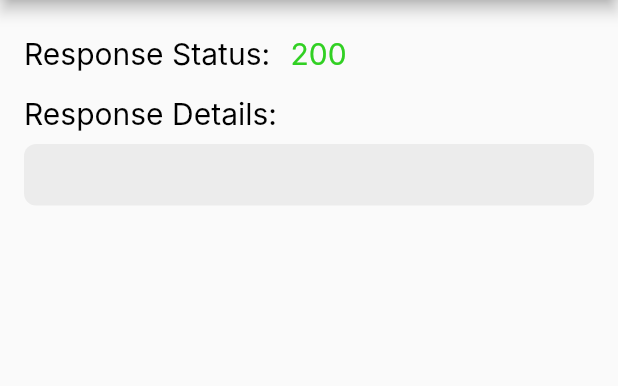
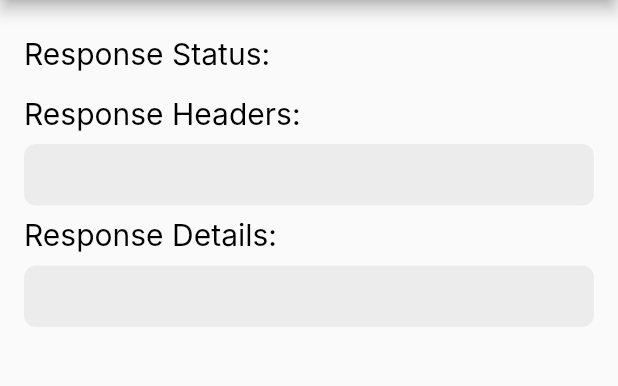
Before and after one commit to Tejas20002/flutter-reset-api-client, a Flutter app: the Ressponse screen opened directly with empty values, on a phone screen of 412 x 824 dp, the part 84-470 px from its top. Run offline on Flutter 3.47's test engine with Material 2 defaults, Android fonts, the light colour scheme and no system bars; Roboto replaces fonts that are missing (Inter).

Commit message:
[*] Header display in response screen

```diff
--- a/lib/src/api/api_client.dart
+++ b/lib/src/api/api_client.dart
@@ -1,10 +1,12 @@
 import 'dart:convert';
 import 'package:http/http.dart' as http;
+import 'package:pope/src/model/responseModel.dart';
 
 class APIClient {
-  static Future<dynamic> get(String endpoint) async {
+  static Future<ResponseData> get(String endpoint) async {
     final url = '$endpoint';
     String jsonData = '';
+    String jsonDataHeader = '';
     try {
       // Make the API request.
       final response = await http.get(Uri.parse(url));
@@ -14,15 +16,18 @@ class APIClient {
         final parsedJson = json.decode(response.body);
         final jsonString = JsonEncoder.withIndent('  ').convert(parsedJson);
         jsonData = jsonString;
-        return jsonData;
+        final parsedJsonHeader = response.headers;
+        final jsonStringHeader = JsonEncoder.withIndent('  ').convert(parsedJsonHeader);
+        jsonDataHeader = jsonStringHeader;
+        return ResponseData(response.statusCode, jsonData, jsonDataHeader);
       } else {
         jsonData = 'Failed to fetch data. Status code: ${response.statusCode}';
-        return jsonData;
+        return ResponseData(response.statusCode, jsonData, jsonDataHeader);
       }
     } catch (e) {
       // If an error occurs during the API call, show an error message.
       jsonData = 'Error: $e';
-      return jsonData;
+      return ResponseData(404, jsonData, "");
     }
   }
 
--- a/lib/src/model/responseModel.dart
+++ b/lib/src/model/responseModel.dart
@@ -1,6 +1,7 @@
 class ResponseData {
   String body;
-  // final String code;
+  int code;
+  String header;
 
-  ResponseData(this.body);
+  ResponseData(this.code, this.body, this.header);
 }
--- a/lib/src/ui/response/respose.dart
+++ b/lib/src/ui/response/respose.dart
@@ -1,23 +1,22 @@
 import 'dart:convert';
 
 import 'package:flutter/material.dart';
-import 'package:pope/src/model/responseModel.dart';
 
 class Ressponse extends StatefulWidget {
-  String? data;
+  var data;
   Ressponse({required this.data});
   @override
   State<Ressponse> createState() => _RessponseState();
 }
 
 class _RessponseState extends State<Ressponse> {
-  String yourJson = '{}';
-  dynamic prettyString;
+  // String yourJson = '{}';
+  // String? prettyString;
   @override
   void initState() {
     super.initState();
-    final object = json.decode(yourJson);
-    prettyString = JsonEncoder.withIndent('  ').convert(object);
+    // final object = json.decode(yourJson);
+    // prettyString = JsonEncoder.withIndent('  ').convert(object);
   }
   @override
   Widget build(BuildContext context) {
@@ -32,9 +31,9 @@ class _RessponseState extends State<Ressponse> {
           child: Column(
             crossAxisAlignment: CrossAxisAlignment.start,
             children: [
-              const Row(
+               Row(
                 children: [
-                  Padding(
+                  const Padding(
                     padding: EdgeInsets.fromLTRB(0, 8, 8, 8),
                     child: Text(
                       'Response Status: ',
@@ -47,15 +46,43 @@ class _RessponseState extends State<Ressponse> {
                     ),
                   ),
                   Text(
-                    '200', // Dynamic
+                      '${widget.data.code}', // Dynamic
                     style: TextStyle(
-                      color: Color(0xFF31D023),
+                      color: widget.data.code == 200 ? Colors.green : Colors.red,
                       fontSize: 20,
                       fontFamily: 'Inter',
                       fontWeight: FontWeight.w400,
                     ),
                   ),
                 ],
+              ),
+              const Padding(
+                padding: EdgeInsets.fromLTRB(0, 8, 8, 8),
+                child: Text(
+                  'Response Headers: ',
+                  style: TextStyle(
+                    color: Colors.black,
+                    fontSize: 20,
+                    fontFamily: 'Inter',
+                    fontWeight: FontWeight.w400,
+                  ),
+                ),
+              ),
+              Container(
+                width: MediaQuery.of(context).size.width,
+                padding: EdgeInsets.all(10),
+                decoration: BoxDecoration(
+                    color: Colors.grey.withOpacity(0.15),
+                    borderRadius: BorderRadius.circular(8)
+                ),
+                child: Text(
+                  '${widget.data.header}',
+                  // prettyString!,
+                  style: const TextStyle(
+                      fontSize: 18,
+                      fontWeight: FontWeight.bold
+                  ),
+                ),
               ),
               const Padding(
                 padding: EdgeInsets.fromLTRB(0, 8, 8, 8),
@@ -77,7 +104,7 @@ class _RessponseState extends State<Ressponse> {
                   borderRadius: BorderRadius.circular(8)
                 ),
                 child: Text(
-                    '${widget.data}',
+                    '${widget.data.body}',
                     // prettyString!,
                   style: const TextStyle(
                     fontSize: 18,
```
Also changed, not shown: lib/src/ui/Home.dart (+6 -4 lines).
